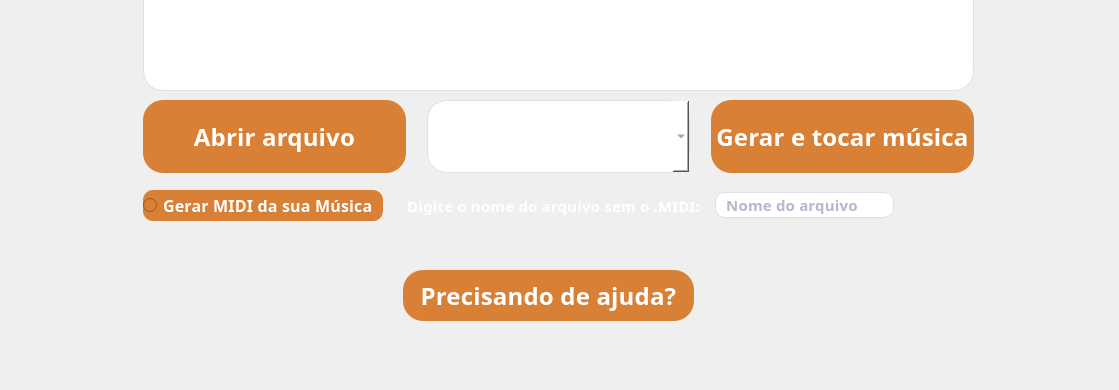
The window that mainwindow.ui (JuDCraide/Trabalho-UFRGS-TCP-Notas-Musicais) describes before a commit, drawn with Qt 5; both pictures show x 0 to 1119 and y 460 to 850 of the 1119 by 850 pixel window.
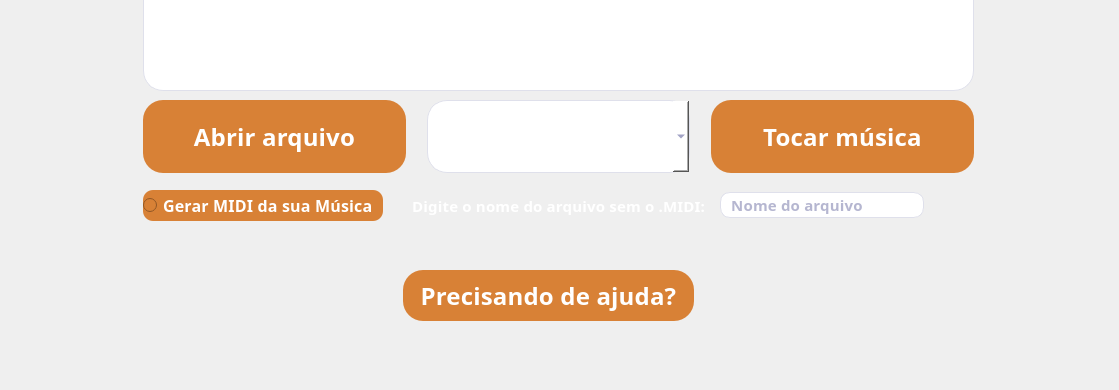
The same window after the commit. Icons and pictures are not drawn.

Commit message: Arrumado o vetor de timbres

Patch:
```diff
--- a/mainwindow.ui
+++ b/mainwindow.ui
@@ -274,7 +274,7 @@
 color: #FFFFFF;</string>
           </property>
           <property name="text">
-           <string>Gerar e tocar música</string>
+           <string>Tocar música</string>
           </property>
          </widget>
         </item>
@@ -373,7 +373,7 @@
         <rect>
          <x>10</x>
          <y>340</y>
-         <width>751</width>
+         <width>781</width>
          <height>31</height>
         </rect>
        </property>
@@ -429,7 +429,7 @@
           </property>
           <property name="sizeHint" stdset="0">
            <size>
-            <width>10</width>
+            <width>15</width>
             <height>10</height>
            </size>
           </property>
```
Left out of the diff: 2 changed lines with no effect on the pictures. The commit also changes 1 other file.
